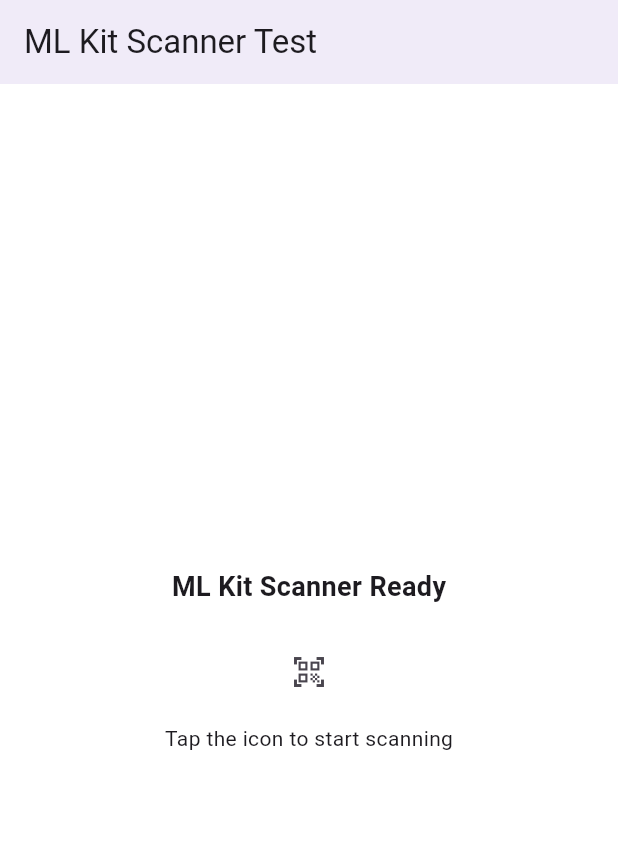
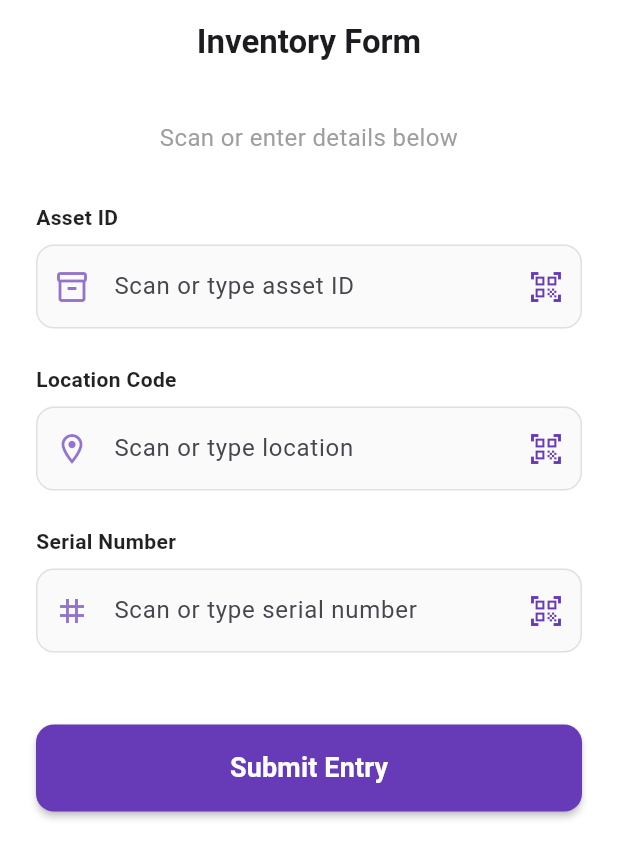
Before and after one commit to karthika-MAYVEL/google-mlkit, a Flutter app: the screen it shows after launch, on a phone screen of 412 x 824 dp. Shown: the top 858 px of the screen. Run offline on Flutter 3.47's test engine with Material 3 defaults, Android fonts, the phone set to English and light mode, and no system bars; missing offline and left inert: mobile_scanner.

Commit message:
adding scanner widget to text field

```diff
--- a/lib/main.dart
+++ b/lib/main.dart
@@ -26,49 +26,159 @@ class TestApp extends StatelessWidget {
   }
 }
 
-class ScannerTestPage extends StatelessWidget {
+class ScannerTestPage extends StatefulWidget {
   const ScannerTestPage({super.key});
 
   @override
+  State<ScannerTestPage> createState() => _ScannerTestPageState();
+}
+
+class _ScannerTestPageState extends State<ScannerTestPage> {
+  final _assetIdController = TextEditingController();
+  final _locationController = TextEditingController();
+  final _serialNumberController = TextEditingController();
+
+  @override
+  void dispose() {
+    _assetIdController.dispose();
+    _locationController.dispose();
+    _serialNumberController.dispose();
+    super.dispose();
+  }
+
+  void _submitForm() {
+    final assetId = _assetIdController.text;
+    final location = _locationController.text;
+    final serial = _serialNumberController.text;
+
+    ScaffoldMessenger.of(context).showSnackBar(
+      SnackBar(
+        content: Text('Submitted: Asset=$assetId, Location=$location, Serial=$serial'),
+        behavior: SnackBarBehavior.floating,
+        shape: RoundedRectangleBorder(borderRadius: BorderRadius.circular(10)),
+      ),
+    );
+  }
+
+  @override
   Widget build(BuildContext context) {
-    debugPrint('--- BUILDING ScannerTestPage ---');
+    debugPrint('--- BUILDING ScannerTestPage Form ---');
 
     return Scaffold(
-      backgroundColor: Colors.white, // Explicit background color
+      backgroundColor: Colors.white,
       appBar: AppBar(
-        title: const Text('ML Kit Scanner Test'),
-        backgroundColor: Colors.deepPurple.withOpacity(0.1),
+        title: const Text(
+          'Inventory Form',
+          style: TextStyle(fontWeight: FontWeight.bold),
+        ),
+        centerTitle: true,
+        backgroundColor: Colors.white,
+        elevation: 0,
       ),
       body: SafeArea(
-        child: Center(
+        child: SingleChildScrollView(
+          padding: const EdgeInsets.all(24.0),
           child: Column(
-            mainAxisAlignment: MainAxisAlignment.center,
+            crossAxisAlignment: CrossAxisAlignment.stretch,
             children: [
               const Text(
-                'ML Kit Scanner Ready',
-                style: TextStyle(fontSize: 18, fontWeight: FontWeight.bold),
+                'Scan or enter details below',
+                style: TextStyle(
+                  fontSize: 16,
+                  color: Colors.grey,
+                ),
+                textAlign: TextAlign.center,
               ),
-              const SizedBox(height: 20),
-              MlkitScannerButton(
-                onResult: (result) {
-                  debugPrint('Scan Result: ${result.status} - ${result.value}');
-                  if (result.status == 'pass') {
-                    ScaffoldMessenger.of(context).showSnackBar(
-                      SnackBar(content: Text('Scanned: ${result.value}')),
-                    );
-                  } else {
-                    ScaffoldMessenger.of(context).showSnackBar(
-                      SnackBar(content: Text('Error: ${result.message}')),
-                    );
-                  }
-                },
+              const SizedBox(height: 32),
+
+              _buildField(
+                label: 'Asset ID',
+                controller: _assetIdController,
+                hint: 'Scan or type asset ID',
+                icon: Icons.inventory_2_outlined,
               ),
-              const SizedBox(height: 10),
-              const Text('Tap the icon to start scanning'),
+              const SizedBox(height: 24),
+
+              _buildField(
+                label: 'Location Code',
+                controller: _locationController,
+                hint: 'Scan or type location',
+                icon: Icons.location_on_outlined,
+              ),
+              const SizedBox(height: 24),
+
+              _buildField(
+                label: 'Serial Number',
+                controller: _serialNumberController,
+                hint: 'Scan or type serial number',
+                icon: Icons.tag,
+              ),
+
+              const SizedBox(height: 48),
+              ElevatedButton(
+                onPressed: _submitForm,
+                style: ElevatedButton.styleFrom(
+                  backgroundColor: Colors.deepPurple,
+                  foregroundColor: Colors.white,
+                  padding: const EdgeInsets.symmetric(vertical: 16),
+                  shape: RoundedRectangleBorder(
+                    borderRadius: BorderRadius.circular(12),
+                  ),
+                  elevation: 2,
+                ),
+                child: const Text(
+                  'Submit Entry',
+                  style: TextStyle(fontSize: 18, fontWeight: FontWeight.bold),
+                ),
+              ),
             ],
           ),
         ),
       ),
     );
   }
+
+  Widget _buildField({
+    required String label,
+    required TextEditingController controller,
+    required String hint,
+    required IconData icon,
+  }) {
+    return Column(
+      crossAxisAlignment: CrossAxisAlignment.start,
+      children: [
+        Text(
+          label,
+          style: const TextStyle(
+            fontSize: 14,
+            fontWeight: FontWeight.bold,
+            color: Colors.black87,
+          ),
+        ),
+        const SizedBox(height: 8),
+        TextField(
+          controller: controller,
+          decoration: InputDecoration(
+            hintText: hint,
+            prefixIcon: Icon(icon, color: Colors.deepPurple.withOpacity(0.7)),
+            suffixIcon: MlkitScannerButton(controller: controller),
+            filled: true,
+            fillColor: Colors.grey[50],
+            border: OutlineInputBorder(
+              borderRadius: BorderRadius.circular(12),
+              borderSide: BorderSide(color: Colors.grey[300]!),
+            ),
+            enabledBorder: OutlineInputBorder(
+              borderRadius: BorderRadius.circular(12),
+              borderSide: BorderSide(color: Colors.grey[300]!),
+            ),
+            focusedBorder: OutlineInputBorder(
+              borderRadius: BorderRadius.circular(12),
+              borderSide: const BorderSide(color: Colors.deepPurple, width: 2),
+            ),
+          ),
+        ),
+      ],
+    );
+  }
 }
```
Also changed, not shown: lib/components/mlkit_scanner/widgets/mlkit_scanner_button.dart (+78 -26 lines).
